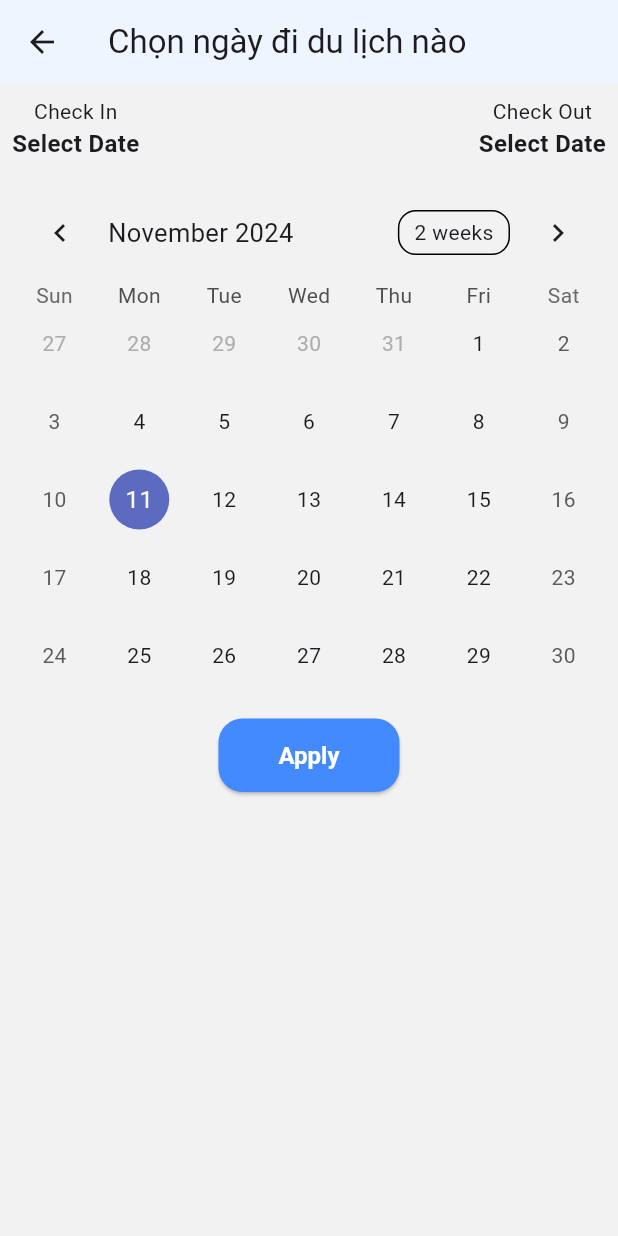
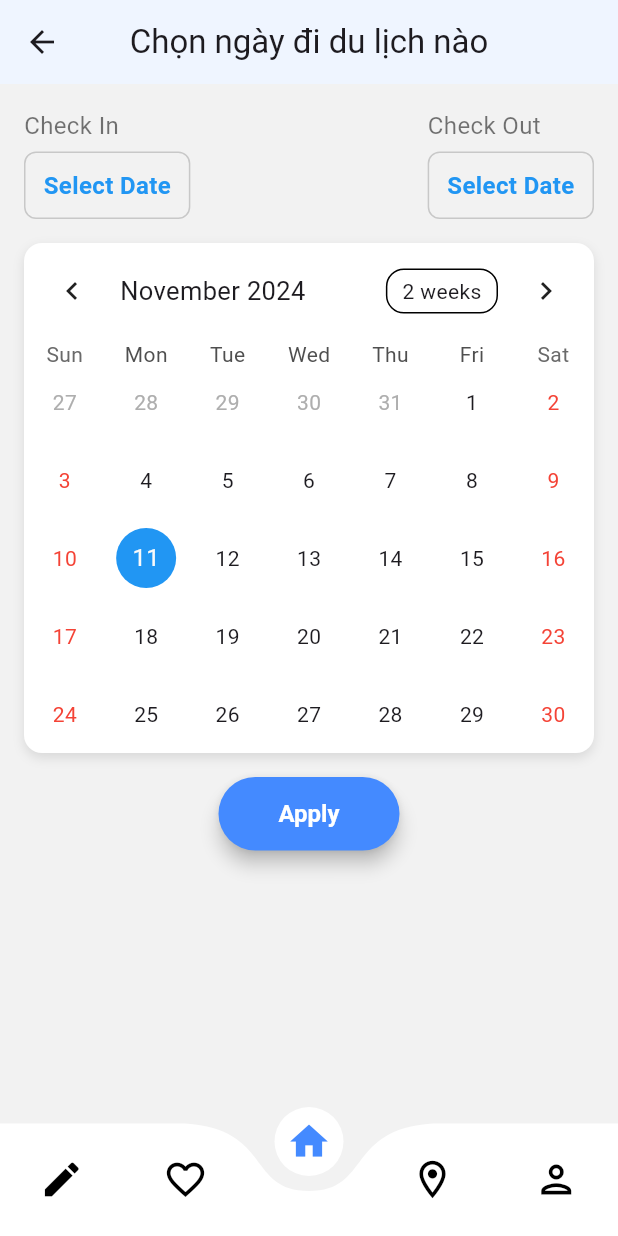
Before and after one commit to Project-TravelVietNam/travelVN_app, a Flutter app: the CalendarPage screen opened directly, on a phone screen of 412 x 824 dp. Run offline on Flutter 3.47's test engine with Material 3 defaults, Android fonts, the light colour scheme and no system bars; drawn by our look-alikes of curved_navigation_bar, table_calendar; our stand-ins replace cloud_firestore, firebase_auth, firebase_core, google_maps_flutter, permission_handler; accounts and stored records are empty; Roboto replaces fonts that are missing (Misans).

Commit message:
update calendar

```diff
--- a/lib/widgets/table_calendar.dart
+++ b/lib/widgets/table_calendar.dart
@@ -1,5 +1,6 @@
 import 'package:flutter/material.dart';
 import 'package:table_calendar/table_calendar.dart';
+import 'package:travelvn/widgets/home_bottom_bar.dart';
 
 class CalendarPage extends StatefulWidget {
   const CalendarPage({super.key});
@@ -21,42 +22,36 @@ class _CalendarPageState extends State<CalendarPage> {
       appBar: AppBar(
         title: Text('Chọn ngày đi du lịch nào'),
         backgroundColor: const Color.fromARGB(255, 239, 245, 255),
+        elevation: 0,
+        centerTitle: true,
       ),
       body: Padding(
-        padding: const EdgeInsets.all(8.0),
+        padding: const EdgeInsets.all(16.0),
         child: Column(
+          crossAxisAlignment: CrossAxisAlignment.start,
           children: [
-            // Check In và Check Out
             Row(
               mainAxisAlignment: MainAxisAlignment.spaceBetween,
               children: [
-                Column(
-                  children: [
-                    Text("Check In"),
-                    Text(
-                      _checkInDay != null
-                          ? "${_checkInDay!.day} ${_checkInDay!.month} ${_checkInDay!.year}"
-                          : "Select Date",
-                      style: TextStyle(fontSize: 16, fontWeight: FontWeight.bold),
+                _buildDateColumn("Check In", _checkInDay),
+                _buildDateColumn("Check Out", _checkOutDay),
+              ],
+            ),
+            SizedBox(height: 16),
+
+            Container(
+              decoration: BoxDecoration(
+                color: Colors.white,
+                borderRadius: BorderRadius.circular(12),
+                boxShadow: [
+                  BoxShadow(
+                    color: Colors.grey.withOpacity(0.3),
+                    blurRadius: 6,
+                    offset: Offset(0, 3),
                   ),
                 ],
               ),
-                Column(
-                  children: [
-                    Text("Check Out"),
-                    Text(
-                      _checkOutDay != null
-                          ? "${_checkOutDay!.day} ${_checkOutDay!.month} ${_checkOutDay!.year}"
-                          : "Select Date",
-                      style: TextStyle(fontSize: 16, fontWeight: FontWeight.bold),
-                    ),
-                  ],
-                ),
-              ],
-            ),
-            SizedBox(height: 16),
-            // Calendar Widget
-            TableCalendar(
+              child: TableCalendar(
                 focusedDay: _focusedDay,
                 firstDay: DateTime.utc(2020, 1, 1),
                 lastDay: DateTime.utc(2030, 12, 31),
@@ -80,35 +75,82 @@ class _CalendarPageState extends State<CalendarPage> {
                     color: Colors.blueAccent,
                     shape: BoxShape.circle,
                   ),
-                rangeHighlightColor: Colors.blueAccent,
+                  selectedDecoration: BoxDecoration(
+                    color: Colors.blue,
+                    shape: BoxShape.circle,
+                  ),
+                  rangeHighlightColor: Colors.blueAccent.withOpacity(0.2),
                   rangeStartDecoration: BoxDecoration(
-                  color: Colors.blueAccent,
+                    color: Colors.blueAccent.withOpacity(0.5),
                     shape: BoxShape.circle,
                   ),
                   rangeEndDecoration: BoxDecoration(
-                  color: Colors.blueAccent,
+                    color: Colors.blueAccent.withOpacity(0.5),
                     shape: BoxShape.circle,
                   ),
+                  weekendTextStyle: TextStyle(color: Colors.red),
+                  todayTextStyle: TextStyle(color: Colors.white),
                 ),
                 rangeStartDay: _checkInDay,
                 rangeEndDay: _checkOutDay,
               ),
+            ),
             SizedBox(height: 16),
-            ElevatedButton(
+
+            Center(
+              child: ElevatedButton(
                 onPressed: () {
-                // Xử lý nút apply
+                  // Xử lý Apply ở đây nha
                 },
                 style: ElevatedButton.styleFrom(
                   backgroundColor: Colors.blueAccent,
                   padding: EdgeInsets.symmetric(horizontal: 40, vertical: 15),
+                  shape: RoundedRectangleBorder(
+                    borderRadius: BorderRadius.circular(30),
                   ),
-              child: Text('Apply', style: TextStyle(
-                color: Colors.white,
-                fontSize: 16)),
+                  elevation: 5,
+                ),
+                child: Text(
+                  'Apply',
+                  style: TextStyle(color: Colors.white, fontSize: 16),
+                ),
+              ),
             ),
           ],
         ),
       ),
+      bottomNavigationBar: HomeBottomBar(currentIndex: 2),
+    );
+  }
+
+  Widget _buildDateColumn(String title, DateTime? selectedDate) {
+    return Column(
+      crossAxisAlignment: CrossAxisAlignment.start,
+      children: [
+        Text(
+          title,
+          style: TextStyle(fontSize: 16, color: Colors.black54),
+        ),
+        SizedBox(height: 6),
+        GestureDetector(
+          onTap: () {
+
+          },
+          child: Container(
+            padding: EdgeInsets.symmetric(vertical: 10, horizontal: 12),
+            decoration: BoxDecoration(
+              borderRadius: BorderRadius.circular(8),
+              border: Border.all(color: Colors.grey.withOpacity(0.5)),
+            ),
+            child: Text(
+              selectedDate != null
+                  ? "${selectedDate.day} ${selectedDate.month} ${selectedDate.year}"
+                  : "Select Date",
+              style: TextStyle(fontSize: 16, fontWeight: FontWeight.bold, color: Colors.blue),
+            ),
+          ),
+        ),
+      ],
     );
   }
 }
```
Also changed, not shown: lib/screens/home.dart (+26 -17 lines), lib/widgets/search_bar.dart (+20 -7 lines). Lines whose indentation alone changed are shown as unchanged.
